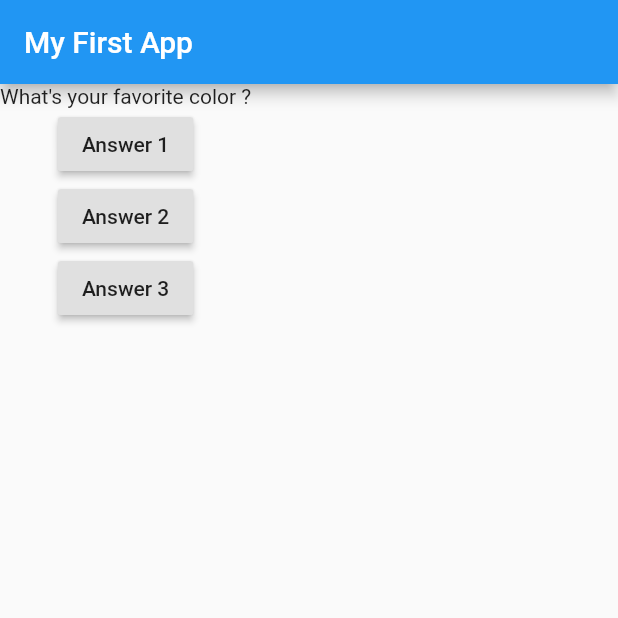
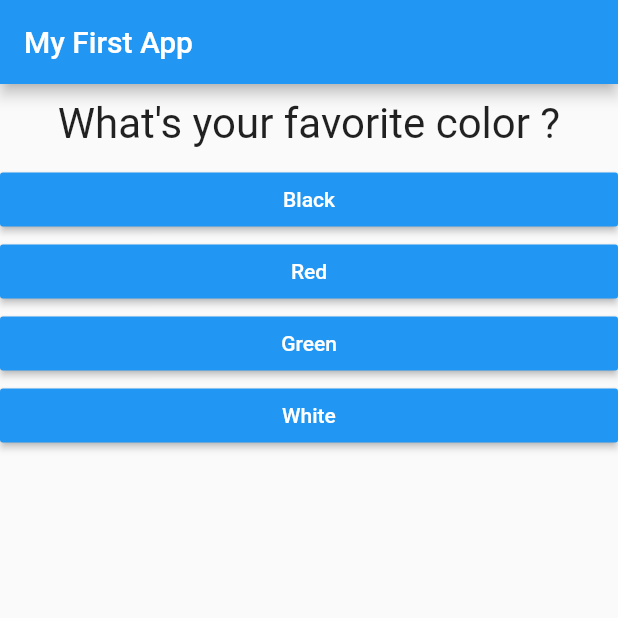
Before and after one commit to kheldar666/flutter-course, a Flutter app: the screen it shows after launch, on a phone screen of 412 x 824 dp, the top half of it. Run offline on Flutter 3.47's test engine with Material 2 defaults, Android fonts, the phone set to English and light mode, and no system bars; our stand-ins replace animated_text_kit, audioplayers, cloud_firestore, firebase_auth, firebase_core, flutter_dotenv and 4 more; accounts and stored records are empty.

Commit message:
Working on a simple Quiz Calculate scoring

```diff
--- /dev/null
+++ b/flutter_complete_guide/lib/answer.dart
@@ -0,0 +1,22 @@
+import 'package:flutter/material.dart';
+
+class Answer extends StatelessWidget {
+  final Function selectHandler;
+
+  final Map<String, Object> answer;
+
+  Answer(this.selectHandler, this.answer);
+
+  @override
+  Widget build(BuildContext context) {
+    return Container(
+      width: double.infinity,
+      child: RaisedButton(
+        color: Colors.blue,
+        textColor: Colors.white,
+        child: Text(answer['text'] as String),
+        onPressed: () => selectHandler(answer['score'] as int),
+      ),
+    );
+  }
+}
--- a/flutter_complete_guide/lib/main.dart
+++ b/flutter_complete_guide/lib/main.dart
@@ -1,4 +1,8 @@
 import 'package:flutter/material.dart';
+import 'package:flutter_complete_guide/answer.dart';
+import 'package:flutter_complete_guide/question.dart';
+import 'package:flutter_complete_guide/quiz.dart';
+import 'package:flutter_complete_guide/result.dart';
 
 void main() => runApp(MyApp());
 
@@ -8,41 +12,64 @@ class MyApp extends StatefulWidget {
 }
 
 class _MyAppState extends State<MyApp> {
+  static const _questions = [
+    {
+      'questionText': 'What\'s your favorite color ?',
+      'answers': [
+        {'text': 'Black', 'score': 10},
+        {'text': 'Red', 'score': 5},
+        {'text': 'Green', 'score': 3},
+        {'text': 'White', 'score': 1},
+      ],
+    },
+    {
+      'questionText': 'What\'s your favorite animal ?',
+      'answers': [
+        {'text': 'Cat', 'score': 1},
+        {'text': 'Rabbit', 'score': 5},
+        {'text': 'Dog', 'score': 3},
+        {'text': 'Lion', 'score': 10},
+      ],
+    },
+    {
+      'questionText': 'Who\'s your favorite instructor ?',
+      'answers': [
+        {'text': 'Max', 'score': 1},
+        {'text': 'Max', 'score': 1},
+        {'text': 'Max', 'score': 1},
+        {'text': 'Max', 'score': 1},
+      ],
+    }
+  ];
   var _indexQuestion = 0;
-  void _answerQuestion() {
+  var _displayQuestions = true;
+  int _score = 0;
+
+  void _answerQuestion(int score) {
     setState(() {
-      _indexQuestion++;
+      _score = _score + score;
+      if (_indexQuestion < _questions.length - 1) {
+        _indexQuestion++;
+      } else {
+        _displayQuestions = false;
+      }
     });
   }
 
   @override
   Widget build(BuildContext context) {
-    var questions = [
-      'What\'s your favorite color ?',
-      'What\'s your favorite animal ?'
-    ];
     return MaterialApp(
       home: Scaffold(
         appBar: AppBar(
           title: Text('My First App'),
         ),
-        body: Column(
-          children: [
-            Text(questions[_indexQuestion]),
-            RaisedButton(
-              child: Text('Answer 1'),
-              onPressed: _answerQuestion,
-            ),
-            RaisedButton(
-              child: Text('Answer 2'),
-              onPressed: () => print('Anonymous function'),
-            ),
-            RaisedButton(
-              child: Text('Answer 3'),
-              onPressed: _answerQuestion,
-            )
-          ],
-        ),
+        body: _displayQuestions
+            ? Quiz(
+                questions: _questions,
+                callback: _answerQuestion,
+                index: _indexQuestion,
+              )
+            : Result(_score),
       ),
     );
   }
--- /dev/null
+++ b/flutter_complete_guide/lib/question.dart
@@ -0,0 +1,20 @@
+import 'package:flutter/material.dart';
+
+class Question extends StatelessWidget {
+  final String questionText;
+
+  Question(this.questionText);
+
+  @override
+  Widget build(BuildContext context) {
+    return Container(
+      width: double.infinity,
+      margin: EdgeInsets.all(10),
+      child: Text(
+        questionText,
+        style: TextStyle(fontSize: 28),
+        textAlign: TextAlign.center,
+      ),
+    );
+  }
+}
--- /dev/null
+++ b/flutter_complete_guide/lib/quiz.dart
@@ -0,0 +1,30 @@
+import 'package:flutter/material.dart';
+import 'package:flutter_complete_guide/answer.dart';
+import 'package:flutter_complete_guide/question.dart';
+
+class Quiz extends StatelessWidget {
+  final Function callback;
+
+  final List<Map<String, Object>> questions;
+
+  final int index;
+
+  Quiz({
+    required this.questions,
+    required this.callback,
+    required this.index,
+  });
+
+  @override
+  Widget build(BuildContext context) {
+    return Column(
+      children: [
+        Question(questions[index]['questionText'] as String),
+        ...(questions[index]['answers'] as List<Map<String, Object>>)
+            .map((answer) {
+          return Answer(callback, answer);
+        }).toList(),
+      ],
+    );
+  }
+}
--- /dev/null
+++ b/flutter_complete_guide/lib/result.dart
@@ -0,0 +1,14 @@
+import 'package:flutter/material.dart';
+
+class Result extends StatelessWidget {
+  final int _score;
+
+  Result(this._score);
+
+  @override
+  Widget build(BuildContext context) {
+    return Center(
+      child: Text('You scored ${_score} points.'),
+    );
+  }
+}
--- a/flutter_complete_guide/pubspec.yaml
+++ b/flutter_complete_guide/pubspec.yaml
@@ -18,7 +18,7 @@ publish_to: 'none' # Remove this line if you wish to publish to pub.dev
 version: 1.0.0+1
 
 environment:
-  sdk: ">=2.11.0 <3.0.0"
+  sdk: ">=2.12.0 <3.0.0"
 
 dependencies:
   flutter:
```
